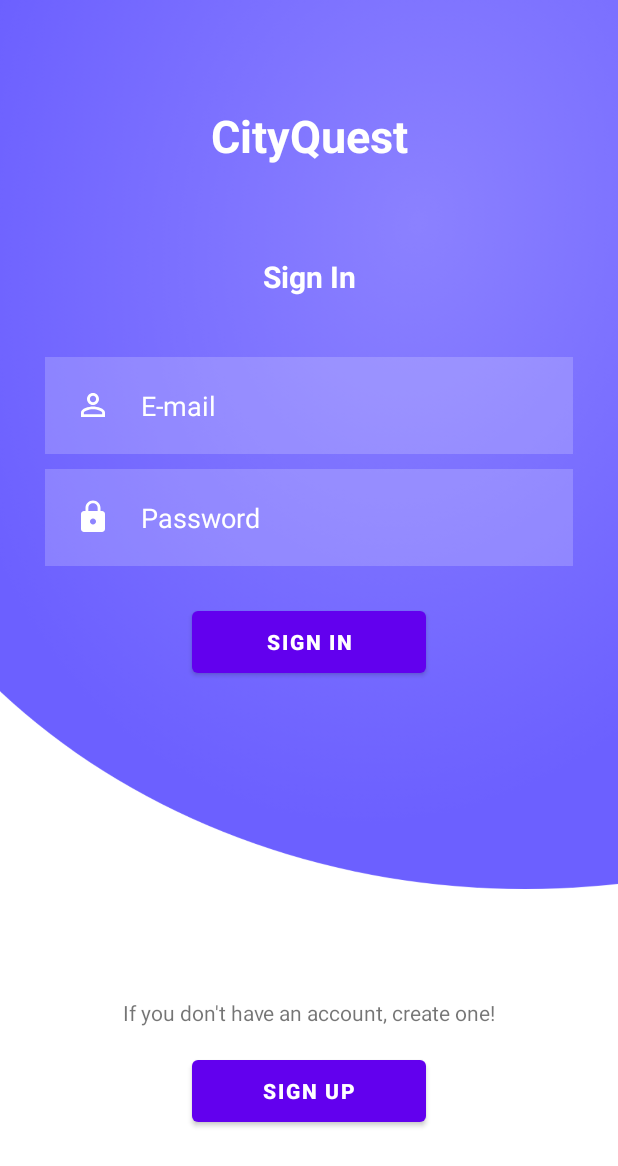
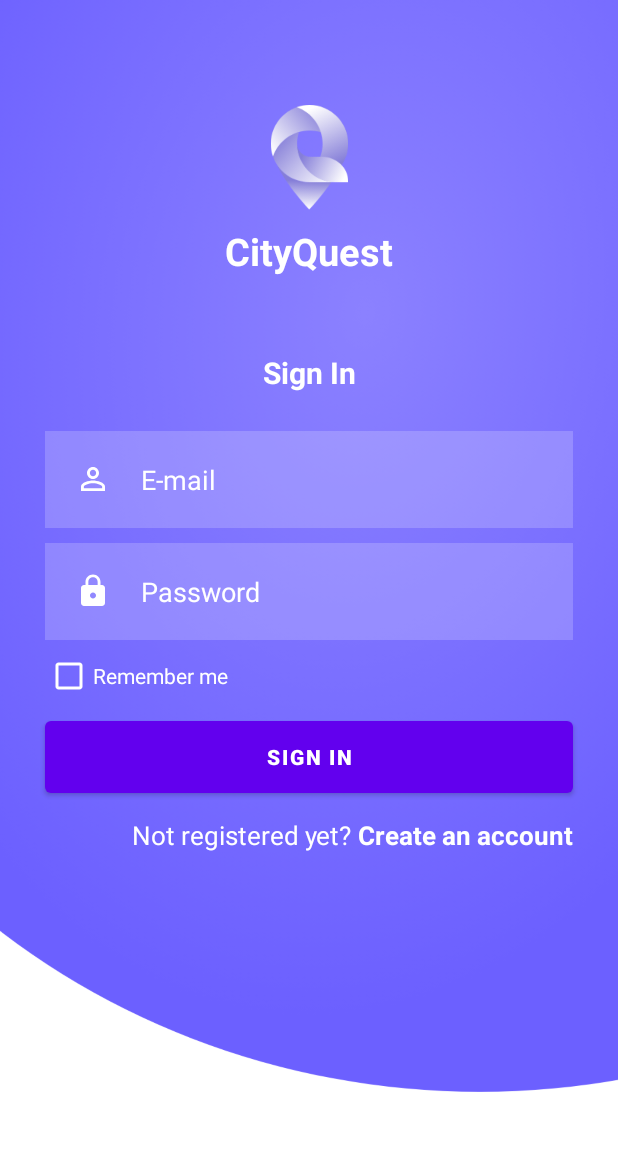
Before and after one commit to guijcl/CityQuest, an Android app: the layout activity_sign_in.xml on its own in the app's theme, with its tools: preview values and no code run, on a phone screen of 412 x 824 dp. Shown: the top 1166 px of the screen. Run offline under Robolectric (Android 15) with nearby library versions, the phone set to English and light mode, and no system bars.

Commit message:
push to pull guilherme work

```diff
--- a/app/build.gradle
+++ b/app/build.gradle
@@ -45,4 +45,5 @@ dependencies {
     implementation 'com.yarolegovich:sliding-root-nav:1.1.1'
     implementation 'com.google.android.material:material:1.3.0-alpha01'
     implementation 'com.yarolegovich:sliding-root-nav:1.1.1'
+    implementation 'io.github.pilgr:paperdb:2.7.1'
 }
--- /dev/null
+++ b/app/src/main/res/drawable/username_icon_signup.xml
@@ -0,0 +1,5 @@
+<vector android:height="24dp" android:tint="#FFFFFF"
+    android:viewportHeight="24" android:viewportWidth="24"
+    android:width="24dp" xmlns:android="http://schemas.android.com/apk/res/android">
+    <path android:fillColor="@android:color/white" android:pathData="M12,2C6.48,2 2,6.48 2,12s4.48,10 10,10h5v-2h-5c-4.34,0 -8,-3.66 -8,-8s3.66,-8 8,-8 8,3.66 8,8v1.43c0,0.79 -0.71,1.57 -1.5,1.57s-1.5,-0.78 -1.5,-1.57L17,12c0,-2.76 -2.24,-5 -5,-5s-5,2.24 -5,5 2.24,5 5,5c1.38,0 2.64,-0.56 3.54,-1.47 0.65,0.89 1.77,1.47 2.96,1.47 1.97,0 3.5,-1.6 3.5,-3.57L22,12c0,-5.52 -4.48,-10 -10,-10zM12,15c-1.66,0 -3,-1.34 -3,-3s1.34,-3 3,-3 3,1.34 3,3 -1.34,3 -3,3z"/>
+</vector>
--- a/app/src/main/res/layout/activity_main.xml
+++ b/app/src/main/res/layout/activity_main.xml
@@ -3,8 +3,8 @@
     xmlns:tools="http://schemas.android.com/tools"
     android:layout_width="match_parent"
     android:layout_height="match_parent"
-    xmlns:app="http://schemas.android.com/apk/res-auto"
     tools:context=".Activities.MainActivity">
+
     <FrameLayout
         android:id="@+id/frame_layout"
         android:layout_width="match_parent"
--- a/app/src/main/res/layout/activity_sign_in.xml
+++ b/app/src/main/res/layout/activity_sign_in.xml
@@ -7,12 +7,22 @@
     android:background="@drawable/loginbackground"
     tools:context=".Activities.SignIn">
 
+    <ImageView
+        android:id="@+id/imageView"
+        android:layout_width="70dp"
+        android:layout_height="70dp"
+        android:layout_marginTop="70dp"
+        app:layout_constraintEnd_toEndOf="parent"
+        app:layout_constraintStart_toStartOf="parent"
+        app:layout_constraintTop_toTopOf="parent"
+        app:srcCompat="@drawable/logo2" />
+
     <EditText
         android:id="@+id/username_signin"
         android:layout_width="match_parent"
         android:layout_height="wrap_content"
         android:layout_marginLeft="30dp"
-        android:layout_marginTop="40dp"
+        android:layout_marginTop="25dp"
         android:layout_marginRight="30dp"
         android:autofillHints="username"
         android:background="#30ffffff"
@@ -52,44 +62,47 @@
 
     <Button
         android:id="@+id/btnSignIn_Login"
-        android:layout_width="156dp"
-        android:layout_height="53dp"
-        android:layout_marginTop="24dp"
+        android:layout_width="match_parent"
+        android:layout_height="60dp"
+        android:layout_marginLeft="30dp"
+        android:layout_marginRight="30dp"
         android:text="SIGN IN"
+        android:textColor="@color/white"
         android:textStyle="bold"
         app:layout_constraintEnd_toEndOf="parent"
+        app:layout_constraintHorizontal_bias="0.266"
+        app:layout_constraintStart_toStartOf="parent"
+        app:layout_constraintTop_toBottomOf="@+id/checkbox_siginin" />
+
+    <CheckBox
+        android:id="@+id/checkbox_siginin"
+        android:layout_width="wrap_content"
+        android:layout_height="wrap_content"
+        android:layout_marginStart="30dp"
+        android:text="Remember me"
+        android:textColor="@color/white"
+        android:buttonTint="@color/white"
         app:layout_constraintStart_toStartOf="parent"
         app:layout_constraintTop_toBottomOf="@+id/password_signin" />
-
-    <Button
-        android:id="@+id/btnToSignUp_login"
-        android:layout_width="156dp"
-        android:layout_height="53dp"
-        android:layout_marginBottom="70dp"
-        android:text="SIGN UP"
-        android:textStyle="bold"
-        app:layout_constraintBottom_toBottomOf="parent"
-        app:layout_constraintEnd_toEndOf="parent"
-        app:layout_constraintStart_toStartOf="parent" />
 
     <TextView
         android:id="@+id/textView5"
         android:layout_width="wrap_content"
         android:layout_height="wrap_content"
-        android:layout_marginTop="70dp"
+        android:layout_marginTop="10dp"
         android:text="CityQuest"
         android:textColor="@color/white"
-        android:textSize="30dp"
+        android:textSize="25dp"
         android:textStyle="bold"
         app:layout_constraintEnd_toEndOf="parent"
         app:layout_constraintStart_toStartOf="parent"
-        app:layout_constraintTop_toTopOf="parent" />
+        app:layout_constraintTop_toBottomOf="@+id/imageView" />
 
     <TextView
         android:id="@+id/textView6"
         android:layout_width="wrap_content"
         android:layout_height="wrap_content"
-        android:layout_marginTop="60dp"
+        android:layout_marginTop="50dp"
         android:text="Sign In"
         android:textColor="@color/white"
         android:textSize="20dp"
@@ -102,10 +115,25 @@
         android:id="@+id/textView7"
         android:layout_width="wrap_content"
         android:layout_height="wrap_content"
-        android:layout_marginBottom="16dp"
-        android:text="If you don't have an account, create one!"
-        app:layout_constraintBottom_toTopOf="@+id/btnToSignUp_login"
+        android:layout_marginTop="10dp"
+        android:layout_marginEnd="30dp"
+        android:text="Create an account"
+        android:textStyle="bold"
+        android:textSize="17dp"
+        android:textColor="@color/white"
+        android:onClick="onClick"
         app:layout_constraintEnd_toEndOf="parent"
-        app:layout_constraintStart_toStartOf="parent" />
+        app:layout_constraintTop_toBottomOf="@+id/btnSignIn_Login" />
+
+    <TextView
+        android:id="@+id/btnToSignUp_login"
+        android:layout_width="wrap_content"
+        android:layout_height="wrap_content"
+        android:layout_marginTop="10dp"
+        android:text="Not registered yet? "
+        android:textSize="17dp"
+        android:textColor="@color/white"
+        app:layout_constraintEnd_toStartOf="@+id/textView7"
+        app:layout_constraintTop_toBottomOf="@+id/btnSignIn_Login" />
 
 </androidx.constraintlayout.widget.ConstraintLayout>
--- a/app/src/main/res/values-night/themes.xml
+++ b/app/src/main/res/values-night/themes.xml
@@ -2,7 +2,7 @@
     <!-- Base application theme. -->
     <style name="Theme.CityQuest" parent="Theme.MaterialComponents.DayNight.NoActionBar">
         <!-- Primary brand color. -->
-        <item name="colorPrimary">@color/purple_200</item>
+        <item name="colorPrimary">@color/purple_dark</item>
         <item name="colorPrimaryVariant">@color/purple_700</item>
         <item name="colorOnPrimary">@color/black</item>
         <item name="colorPrimaryDark">@color/background_color</item>
@@ -11,7 +11,7 @@
         <item name="colorSecondaryVariant">@color/teal_200</item>
         <item name="colorOnSecondary">@color/black</item>
         <!-- Status bar color. -->
-        <item name="android:statusBarColor" tools:targetApi="l">@color/background_color</item>
+        <item name="android:statusBarColor" tools:targetApi="l">@color/purple_dark</item>
         <!-- Customize your theme here. -->
     </style>
 </resources>
--- a/app/src/main/res/values/colors.xml
+++ b/app/src/main/res/values/colors.xml
@@ -5,7 +5,6 @@
     <color name="textColor">#454343</color>
     <color name="background_color">#fffcfe</color>
 
-    <color name="purple_200">#FFBB86FC</color>
     <color name="purple_500">#FF6200EE</color>
     <color name="purple_700">#FF3700B3</color>
     <color name="teal_200">#FF03DAC5</color>
```
Also changed, not shown: app/src/main/java/com/example/cityquest/Activities/MainActivity.java (+9 -1 lines), app/src/main/java/com/example/cityquest/Activities/SignIn.java (+20 -8 lines), app/src/main/java/com/example/cityquest/Activities/SignUp.java (+11 -7 lines), app/src/main/java/com/example/cityquest/Activities/SplashActivity.java (+38 -3 lines), app/src/main/java/com/example/cityquest/Prevalent/Prevalent.java (added, +7 -0 lines), app/src/main/res/layout/activity_sign_up.xml (+67 -27 lines), app/src/main/res/drawable/loginbackground.png, app/src/main/res/drawable/logo2.png (added), app/src/main/res/drawable/signupbackground.png (deleted).
